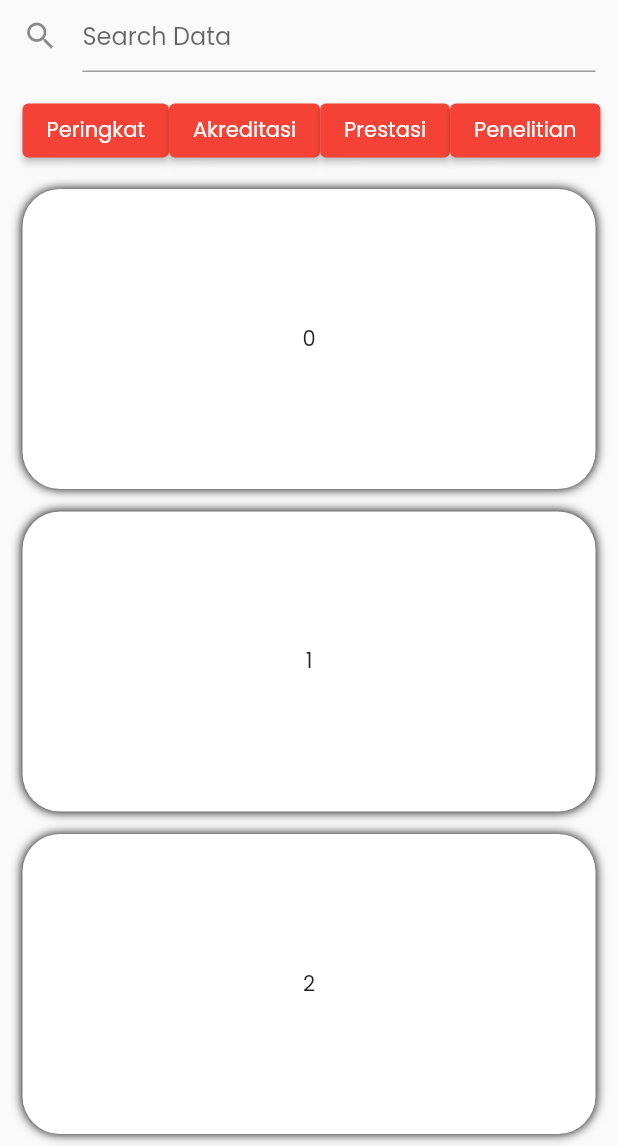
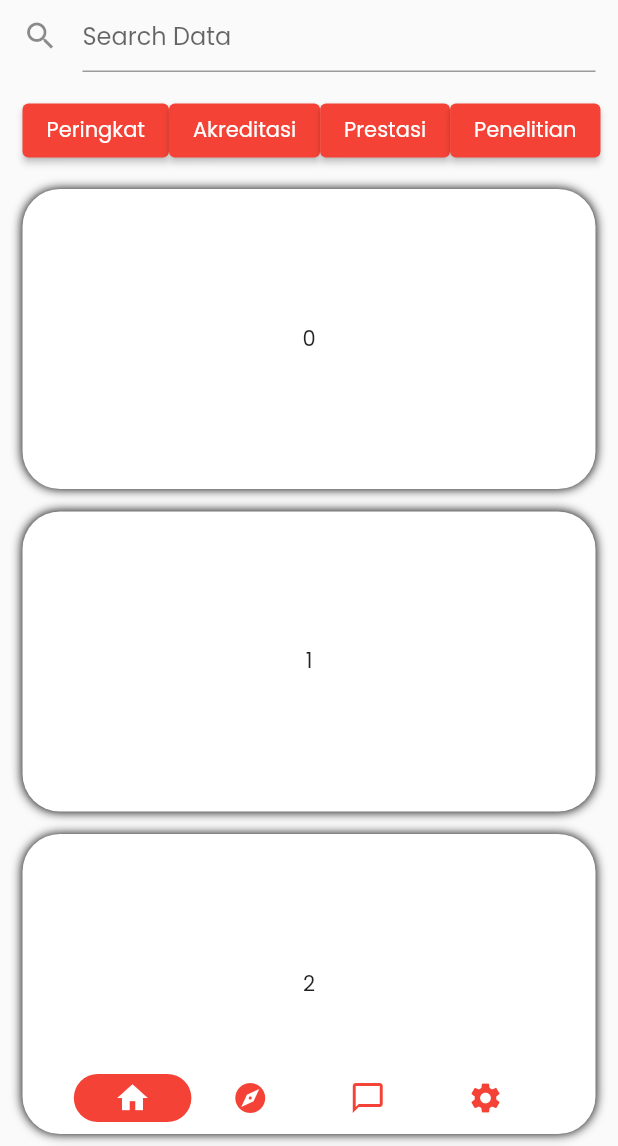
Before and after one commit to farhannz/sipalingupi, a Flutter app: the HomePage screen opened directly, on a phone screen of 412 x 824 dp, the part 90-1236 px from its top. Run offline on Flutter 3.47's test engine with Material 2 defaults, Android fonts, the light colour scheme and no system bars; drawn by our look-alikes of floating_bottom_navigation_bar.

Commit message:
sticky navigation
Added a sticky navigation at the bottom center of the screen

```diff
--- a/lib/screens/homePage.dart
+++ b/lib/screens/homePage.dart
@@ -17,7 +17,9 @@ class _HomePageState extends State<HomePage> {
     double screenSize = MediaQuery.of(context).size.width;
     return Scaffold(
       body: SafeArea(
-        child: CustomScrollView(
+        child: Stack(
+          children: [
+            CustomScrollView(
               slivers: [
                 SliverAppBar(
                   expandedHeight: 60,
@@ -40,7 +42,8 @@ class _HomePageState extends State<HomePage> {
                                 "Dashboard",
                                 textAlign: TextAlign.left,
                                 style: TextStyle(
-                              fontFamily: "Poppins", // Poppins semi-bold, 25
+                                  fontFamily:
+                                      "Poppins", // Poppins semi-bold, 25
                                   fontWeight: FontWeight.w600,
                                   fontSize: 25.0,
                                   color: Colors.black,
@@ -102,7 +105,8 @@ class _HomePageState extends State<HomePage> {
                             Padding(
                               padding: EdgeInsets.only(top: 15.0),
                               child: Row(
-                            mainAxisAlignment: MainAxisAlignment.spaceBetween,
+                                mainAxisAlignment:
+                                    MainAxisAlignment.spaceBetween,
                                 children: [
                                   ElevatedButton(
                                     onPressed: () => {},
@@ -157,42 +161,48 @@ class _HomePageState extends State<HomePage> {
                     ),
                   ]),
                 ),
-            SliverFillRemaining(
-              hasScrollBody: false,
+                // SliverFillRemaining(
+                //   hasScrollBody: false,
+                //   child: FloatingBar(),
+                //   // Align(
+                //   //   alignment: Alignment.bottomCenter,
+                //   //   child: Padding(
+                //   //     padding: EdgeInsets.only(bottom: 30),
+                //   //     child: Container(
+                //   //       decoration: BoxDecoration(
+                //   //         color: Colors.white,
+                //   //         boxShadow: [
+                //   //           BoxShadow(
+                //   //             color: Colors.black26,
+                //   //             spreadRadius: 0,
+                //   //             blurRadius: 4,
+                //   //             offset: Offset(0, 5),
+                //   //           )
+                //   //         ],
+                //   //         borderRadius: BorderRadius.all(
+                //   //           Radius.circular(50),
+                //   //         ),
+                //   //       ),
+                //   //       height: 66,
+                //   //       child: IntrinsicWidth(
+                //   //         child: Row(
+                //   //           mainAxisAlignment: MainAxisAlignment.spaceAround,
+                //   //           children: <Widget>[
+                //   //             Icon(Icons.star, size: 50),
+                //   //             Icon(Icons.star, size: 50),
+                //   //             Icon(Icons.star, size: 50),
+                //   //           ],
+                //   //         ),
+                //   //       ),
+                //   //     ),
+                //   //   ),
+                //   // ),
+                // ),
+              ],
+            ),
+            Align(
+              alignment: Alignment.bottomCenter,
               child: FloatingBar(),
-              // Align(
-              //   alignment: Alignment.bottomCenter,
-              //   child: Padding(
-              //     padding: EdgeInsets.only(bottom: 30),
-              //     child: Container(
-              //       decoration: BoxDecoration(
-              //         color: Colors.white,
-              //         boxShadow: [
-              //           BoxShadow(
-              //             color: Colors.black26,
-              //             spreadRadius: 0,
-              //             blurRadius: 4,
-              //             offset: Offset(0, 5),
-              //           )
-              //         ],
-              //         borderRadius: BorderRadius.all(
-              //           Radius.circular(50),
-              //         ),
-              //       ),
-              //       height: 66,
-              //       child: IntrinsicWidth(
-              //         child: Row(
-              //           mainAxisAlignment: MainAxisAlignment.spaceAround,
-              //           children: <Widget>[
-              //             Icon(Icons.star, size: 50),
-              //             Icon(Icons.star, size: 50),
-              //             Icon(Icons.star, size: 50),
-              //           ],
-              //         ),
-              //       ),
-              //     ),
-              //   ),
-              // ),
             ),
           ],
         ),
```
Lines whose indentation alone changed are shown as unchanged.
